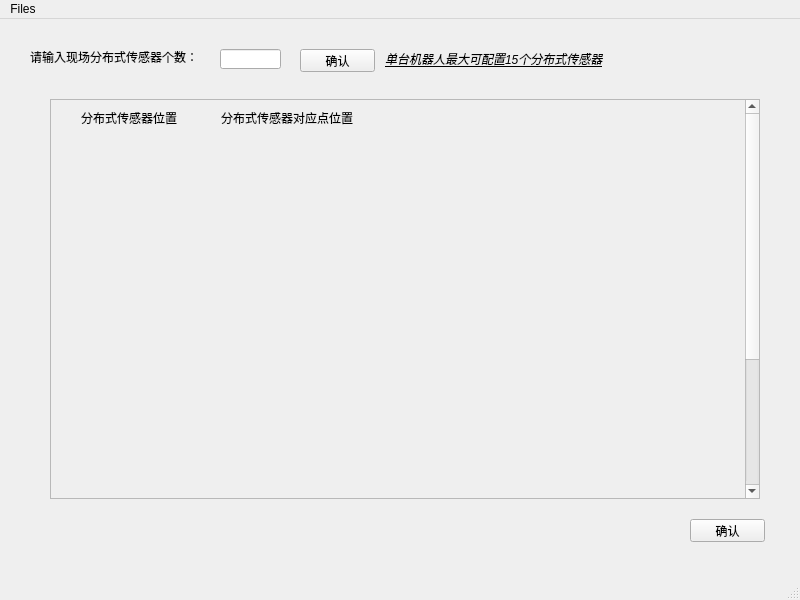
Qt form fenbushi.ui (wangqi1994/gui_python_configuration-software) before a commit.
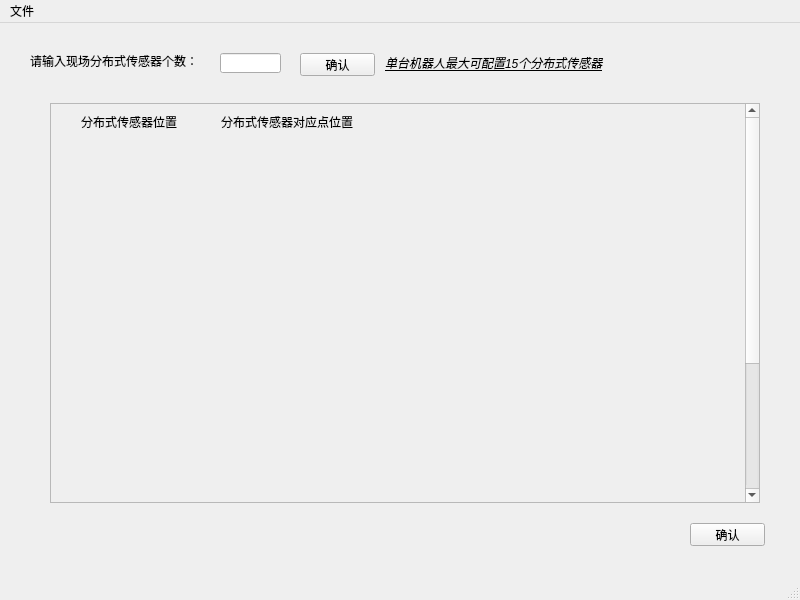
The same form after that commit.

```diff
--- a/fenbushi.ui
+++ b/fenbushi.ui
@@ -168,7 +168,7 @@
    </property>
    <widget class="QMenu" name="menuFiles">
     <property name="title">
-     <string>Files</string>
+     <string>文件</string>
     </property>
     <widget class="QMenu" name="menuNew">
      <property name="title">
```
Left out of the diff: 12 changed lines with no effect on the pictures.
